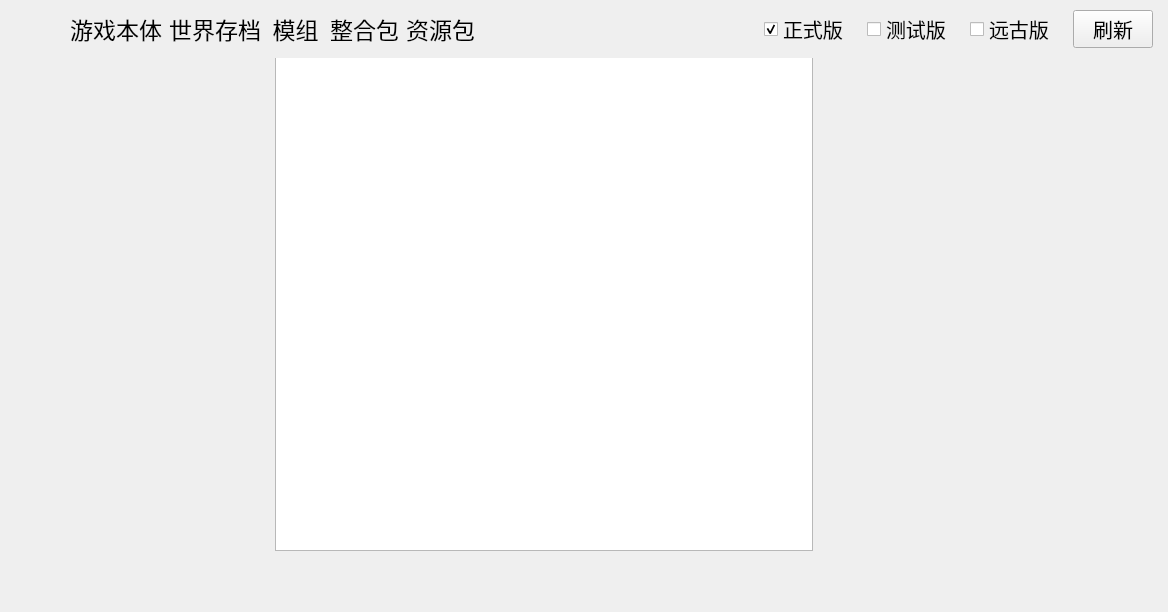
First picture: the form in UI/MainWindow/MainWindow.ui, repository SkyWorldStudio/Minecraft-Optimal-Starter_3, before the edit.
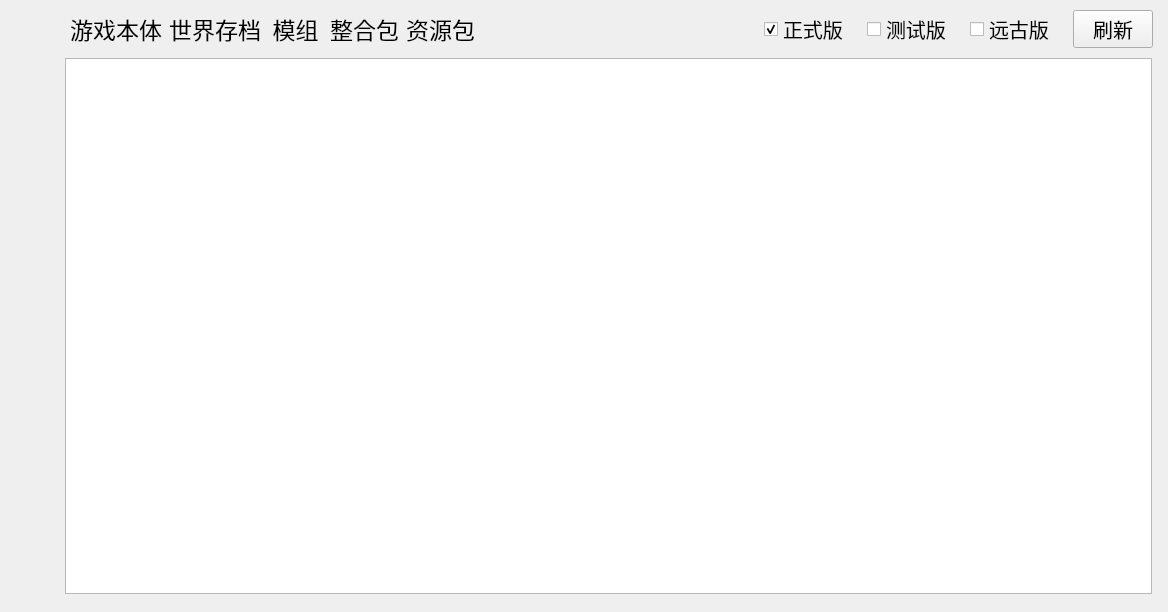
Second picture: the form after the edit. The open tabs and pages were chosen to show the change. Icons and pictures are not drawn. Custom widgets are drawn as their Qt base class.

```diff
--- a/UI/MainWindow/MainWindow.ui
+++ b/UI/MainWindow/MainWindow.ui
@@ -3185,22 +3185,30 @@
                        <item>
                         <widget class="QStackedWidget" name="stackedWidget">
                          <widget class="QWidget" name="page_7">
-                          <widget class="QListWidget" name="listWidget_page_download_1_install_forge">
-                           <property name="geometry">
-                            <rect>
-                             <x>210</x>
-                             <y>-40</y>
-                             <width>538</width>
-                             <height>533</height>
-                            </rect>
+                          <layout class="QHBoxLayout" name="horizontalLayout_33">
+                           <property name="leftMargin">
+                            <number>0</number>
                            </property>
-                           <property name="iconSize">
-                            <size>
-                             <width>40</width>
-                             <height>40</height>
-                            </size>
+                           <property name="topMargin">
+                            <number>0</number>
                            </property>
-                          </widget>
+                           <property name="rightMargin">
+                            <number>0</number>
+                           </property>
+                           <property name="bottomMargin">
+                            <number>0</number>
+                           </property>
+                           <item>
+                            <widget class="QListWidget" name="listWidget_page_download_1_install_forge">
+                             <property name="iconSize">
+                              <size>
+                               <width>40</width>
+                               <height>40</height>
+                              </size>
+                             </property>
+                            </widget>
+                           </item>
+                          </layout>
                          </widget>
                          <widget class="QWidget" name="page_8">
                           <layout class="QHBoxLayout" name="horizontalLayout_32">
```
Left out of the diff: 26 changed lines with no effect on the pictures.
